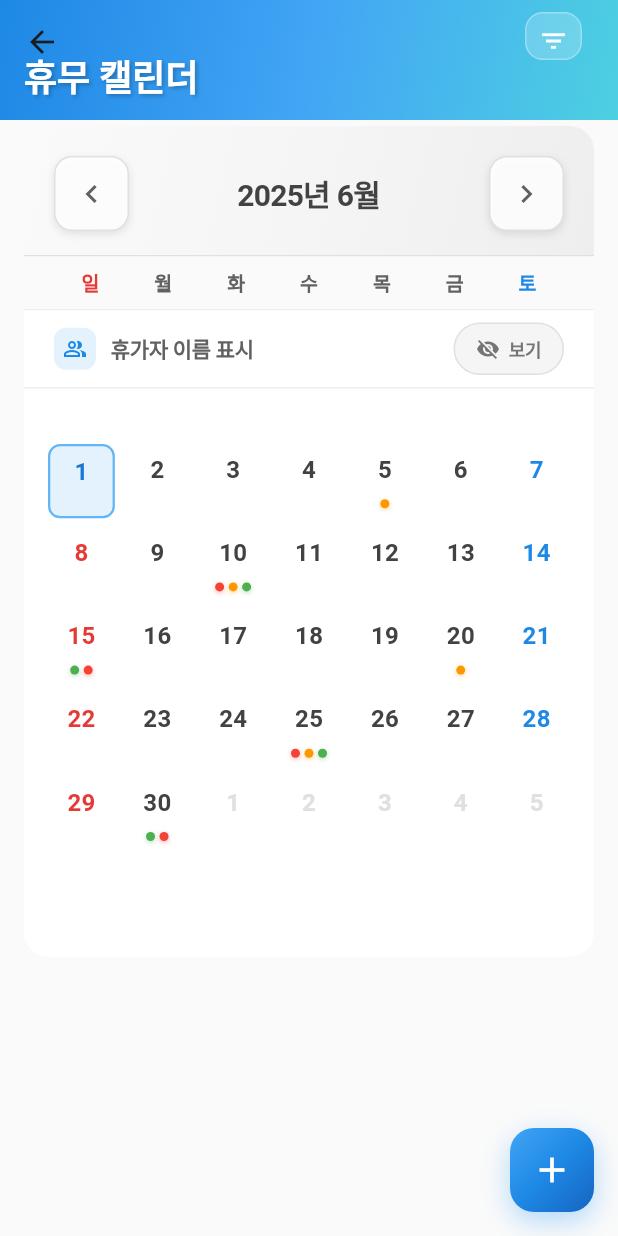
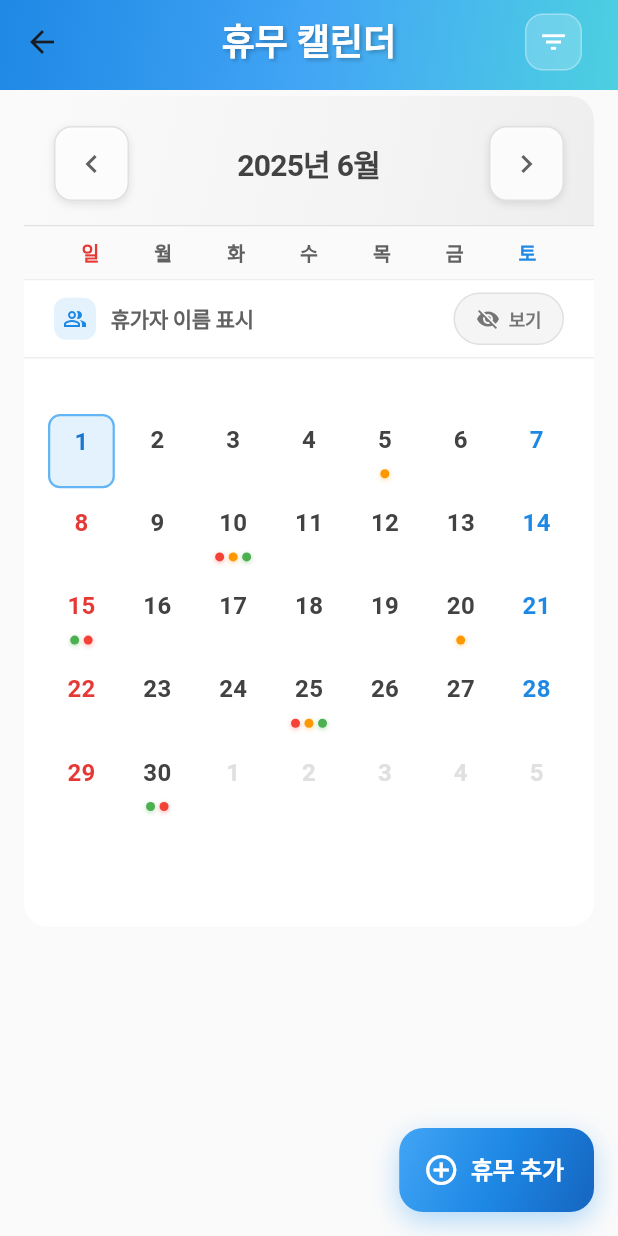
Before and after one commit to silverithm/frontend-app, a Flutter app: the CalendarScreen screen opened directly, on a phone screen of 412 x 824 dp. Run offline on Flutter 3.47's test engine with Material 3 defaults, Android fonts, the phone set to English and light mode, and no system bars; our stand-ins replace shared_preferences; accounts and stored records are empty.

Commit message:
feat: 헤더 디자인 수정

```diff
--- a/lib/screens/calendar_screen.dart
+++ b/lib/screens/calendar_screen.dart
@@ -88,11 +88,12 @@ class _CalendarScreenState extends State<CalendarScreen>
         slivers: [
           // 현대적인 앱바 - 다른 화면들과 통일된 스타일
           SliverAppBar(
-            expandedHeight: 80.0,
+            expandedHeight: 60.0,
             floating: false,
             pinned: true,
             elevation: 0,
             backgroundColor: Colors.transparent,
+            centerTitle: true,
             flexibleSpace: Container(
               decoration: BoxDecoration(
                 gradient: LinearGradient(
@@ -121,7 +122,7 @@ class _CalendarScreenState extends State<CalendarScreen>
                     ],
                   ),
                 ),
-                titlePadding: const EdgeInsets.only(left: 16, bottom: 12),
+                centerTitle: true,
                 background: Container(
                   decoration: BoxDecoration(
                     gradient: LinearGradient(
@@ -139,7 +140,7 @@ class _CalendarScreenState extends State<CalendarScreen>
             ),
             actions: [
               Container(
-                margin: const EdgeInsets.only(right: 16, bottom: 8),
+                margin: const EdgeInsets.only(right: 16),
                 child: PopupMenuButton<String>(
                   icon: Container(
                     padding: const EdgeInsets.all(8),
@@ -560,11 +561,24 @@ class _CalendarScreenState extends State<CalendarScreen>
               ),
             ],
           ),
-          child: FloatingActionButton(
+          child: FloatingActionButton.extended(
             onPressed: _showVacationRequestDialog,
             backgroundColor: Colors.transparent,
             elevation: 0,
-            child: const Icon(Icons.add, color: Colors.white, size: 28),
+            icon: const Icon(
+              Icons.add_circle_outline,
+              color: Colors.white,
+              size: 24,
+            ),
+            label: const Text(
+              '휴무 추가',
+              style: TextStyle(
+                color: Colors.white,
+                fontSize: 16,
+                fontWeight: FontWeight.w600,
+                letterSpacing: -0.2,
+              ),
+            ),
           ),
         ),
       ),
--- a/lib/screens/profile_screen.dart
+++ b/lib/screens/profile_screen.dart
@@ -129,11 +129,12 @@ class _ProfileScreenState extends State<ProfileScreen>
         slivers: [
           // 현대적인 앱바
           SliverAppBar(
-            expandedHeight: 80.0,
+            expandedHeight: 60.0,
             floating: false,
             pinned: true,
             elevation: 0,
             backgroundColor: Colors.transparent,
+            centerTitle: true,
             flexibleSpace: Container(
               decoration: BoxDecoration(
                 gradient: LinearGradient(
@@ -162,7 +163,8 @@ class _ProfileScreenState extends State<ProfileScreen>
                     ],
                   ),
                 ),
-                titlePadding: const EdgeInsets.only(left: 16, bottom: 12),
+                centerTitle: true,
+                titlePadding: const EdgeInsets.only(left: 16, bottom: 8),
                 background: Container(
                   decoration: BoxDecoration(
                     gradient: LinearGradient(
```
Also changed, not shown: lib/screens/my_vacation_screen.dart (+4 -3 lines).
